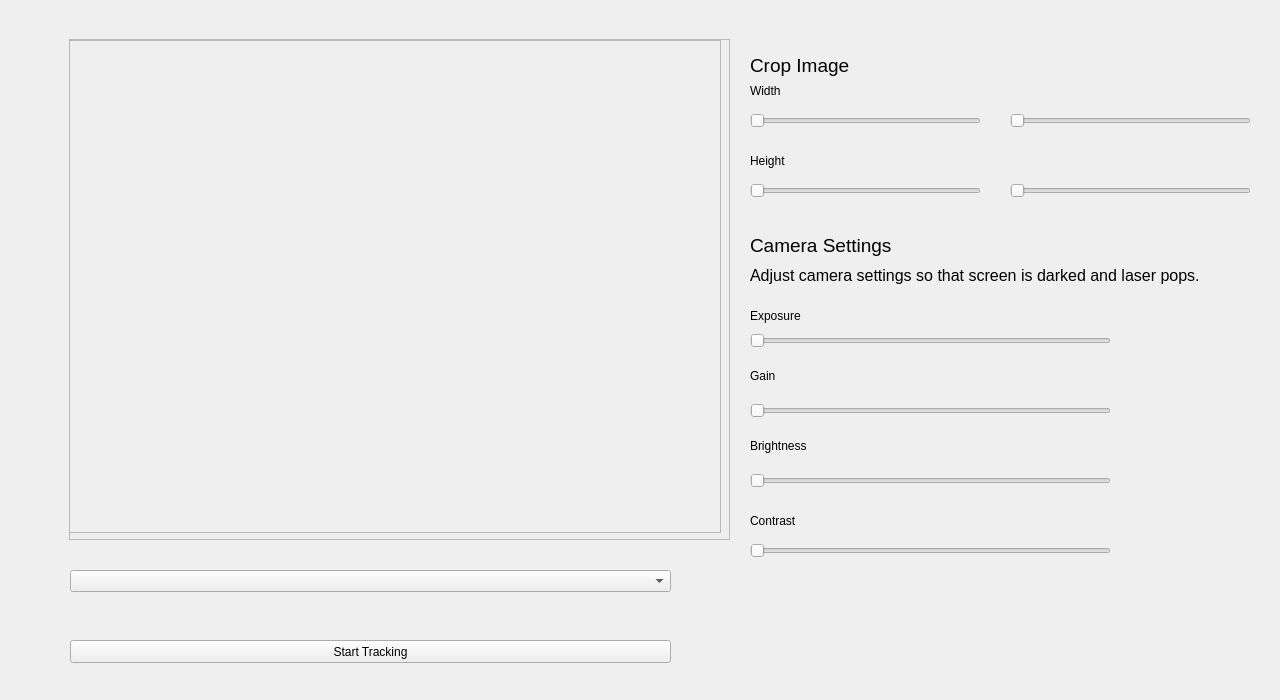
First picture: the form in widget.ui, repository cdtudehope/LaserTracker, before the edit.
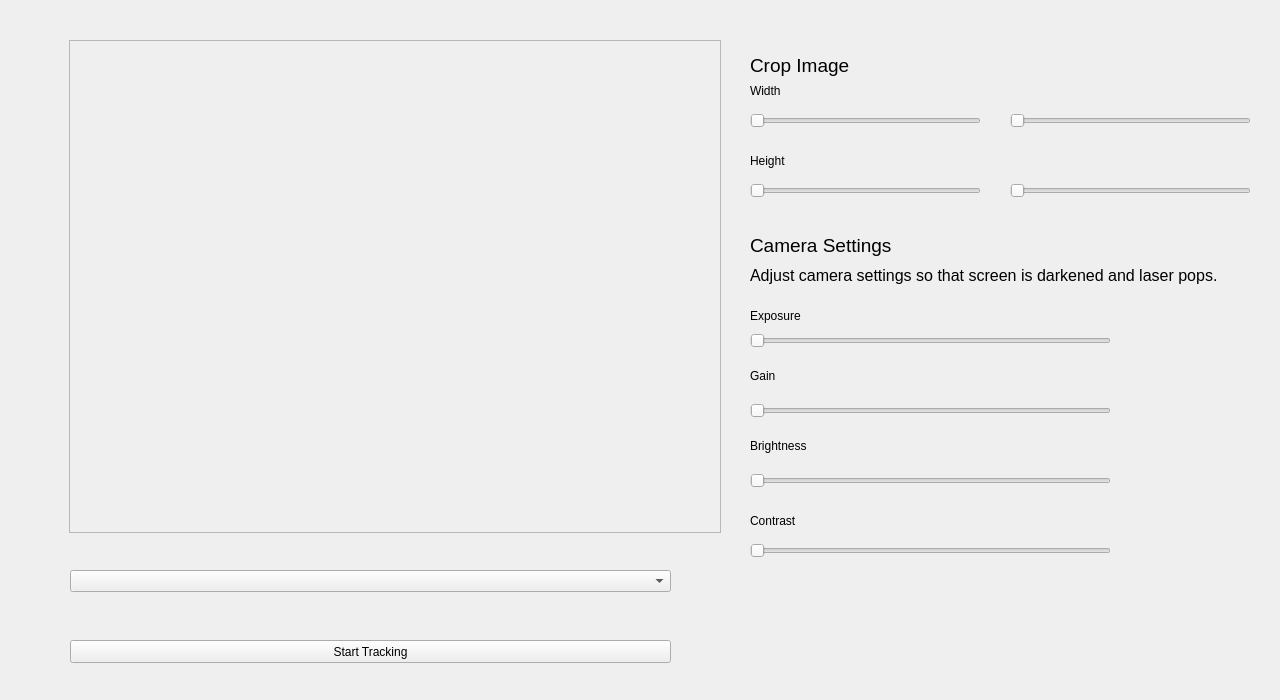
Second picture: the form after the edit.

Commit message: Changed myPartition interface from x,y,width,height to xLeft,yTop,xRight,yBottom helping the sliders work more logically

The edit to the form file:
```diff
--- a/widget.ui
+++ b/widget.ui
@@ -67,9 +67,9 @@
    <property name="geometry">
     <rect>
      <x>69</x>
-     <y>39</y>
-     <width>661</width>
-     <height>501</height>
+     <y>40</y>
+     <width>652</width>
+     <height>493</height>
     </rect>
    </property>
    <property name="frameShape">
@@ -337,7 +337,7 @@
     </font>
    </property>
    <property name="text">
-    <string>Adjust camera settings so that screen is darked and laser pops.</string>
+    <string>Adjust camera settings so that screen is darkened and laser pops.</string>
    </property>
   </widget>
  </widget>
```
The commit also changes 3 other files.
